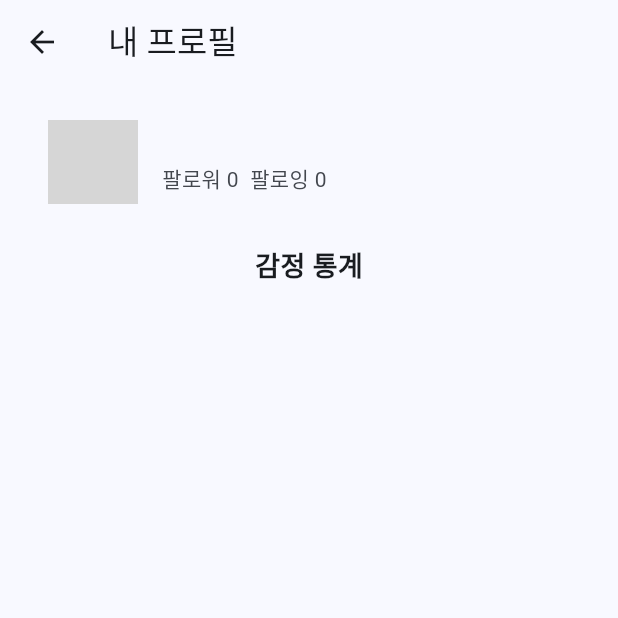
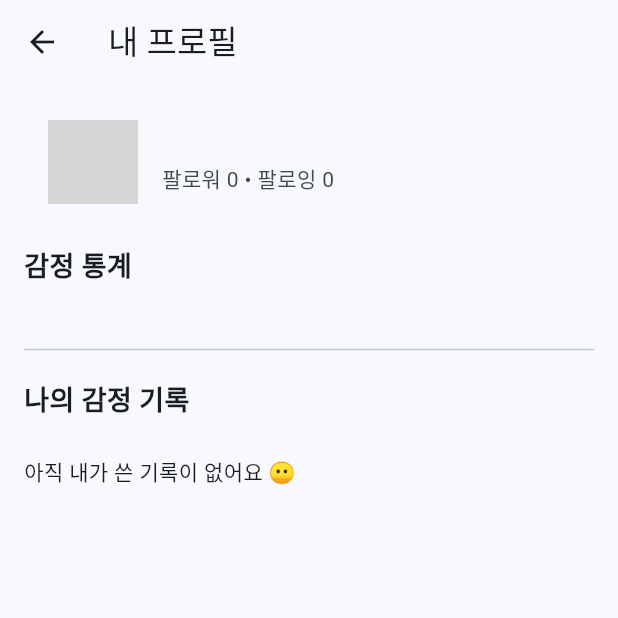
Before and after one commit to ehdgml9393-cyber/moodlog0, a Flutter app: the MyProfileScreen screen opened directly, on a phone screen of 412 x 824 dp, the top half of it. Run offline on Flutter 3.47's test engine with Material 3 defaults, Android fonts, the phone set to English and light mode, and no system bars; our stand-ins replace firebase_auth, firebase_core, google_sign_in, supabase_flutter; accounts and stored records are empty; network calls fail; grey boxes are pictures that could not be loaded.

Commit message:
프로필 기능 추가

```diff
--- a/lib/features/profile/ui/my_profile_screen.dart
+++ b/lib/features/profile/ui/my_profile_screen.dart
@@ -1,8 +1,8 @@
 import 'package:flutter/material.dart';
 import 'package:provider/provider.dart';
+import 'package:firebase_auth/firebase_auth.dart';
+import '../../../core/utils/date.dart';
 import '../viewmodel/profile_provider.dart';
-import 'package:firebase_auth/firebase_auth.dart';
-import 'followers_screen.dart';
 
 class MyProfileScreen extends StatefulWidget {
   const MyProfileScreen({super.key});
@@ -23,23 +23,28 @@ class _MyProfileScreenState extends State<MyProfileScreen> {
   Widget build(BuildContext context) {
     final provider = Provider.of<ProfileProvider>(context);
     final profile = provider.profile;
+    final records = provider.myRecords;
 
     if (provider.isLoading) {
-      return const Scaffold(body: Center(child: CircularProgressIndicator()));
+      return const Scaffold(
+        body: Center(child: CircularProgressIndicator()),
+      );
     }
 
     if (profile == null) {
-      return const Scaffold(body: Center(child: Text("프로필 정보를 불러올 수 없습니다.")));
+      return const Scaffold(
+        body: Center(child: Text("프로필 정보를 불러올 수 없습니다")),
+      );
     }
-
-    final uid = FirebaseAuth.instance.currentUser!.uid;
 
     return Scaffold(
       appBar: AppBar(title: const Text("내 프로필")),
-      body: Padding(
+      body: SingleChildScrollView(
         padding: const EdgeInsets.all(16),
         child: Column(
+          crossAxisAlignment: CrossAxisAlignment.start,
           children: [
+            // 🔹 프로필 영역
             ListTile(
               leading: CircleAvatar(
                 radius: 30,
@@ -51,51 +56,64 @@ class _MyProfileScreenState extends State<MyProfileScreen> {
                     : null,
               ),
               title: Text(profile['nickname']),
-              subtitle: Row(
-                children: [
-                  GestureDetector(
-                    onTap: () {
-                      Navigator.push(
-                        context,
-                        MaterialPageRoute(
-                          builder: (_) => FollowListScreen(
-                              userId: uid, showFollowing: false),
-                        ),
-                      );
-                    },
-                    child: Text("팔로워 ${profile['followers']}  "),
-                  ),
-                  GestureDetector(
-                    onTap: () {
-                      Navigator.push(
-                        context,
-                        MaterialPageRoute(
-                          builder: (_) => FollowListScreen(
-                              userId: uid, showFollowing: true),
-                        ),
-                      );
-                    },
-                    child: Text("팔로잉 ${profile['following']}"),
-                  ),
-                ],
+              subtitle: Text(
+                "팔로워 ${profile['followers']} • 팔로잉 ${profile['following']}",
               ),
             ),
+            const SizedBox(height: 20),
 
-            const SizedBox(height: 20),
+            // 🔹 감정 통계
             const Text(
               "감정 통계",
               style: TextStyle(fontSize: 18, fontWeight: FontWeight.bold),
             ),
             const SizedBox(height: 10),
-
             Wrap(
               spacing: 10,
               children: profile['emotion_stats'].entries.map<Widget>((e) {
-                return Chip(
-                  label: Text("${e.key} ${e.value}회"),
-                );
+                return Chip(label: Text("${e.key} ${e.value}회"));
               }).toList(),
             ),
+
+            const SizedBox(height: 24),
+            const Divider(),
+            const SizedBox(height: 12),
+
+            // 내가 쓴 감정 기록 리스트
+            const Text(
+              "나의 감정 기록",
+              style: TextStyle(fontSize: 18, fontWeight: FontWeight.bold),
+            ),
+            const SizedBox(height: 8),
+
+            if (records.isEmpty)
+              const Padding(
+                padding: EdgeInsets.symmetric(vertical: 16),
+                child: Text("아직 내가 쓴 기록이 없어요 😶"),
+              )
+            else
+              ListView.builder(
+                shrinkWrap: true,
+                physics: const NeverScrollableScrollPhysics(),
+                itemCount: records.length,
+                itemBuilder: (context, index) {
+                  final r = records[index];
+                  return Card(
+                    margin: const EdgeInsets.symmetric(vertical: 6),
+                    child: ListTile(
+                      leading: Text(
+                        r["emotion"] ?? "🙂",
+                        style: const TextStyle(fontSize: 26),
+                      ),
+                      title: Text(r["content"] ?? ""),
+                      subtitle: Text(
+                        formatDate(r["created_at"]),   // yyyy년 MM월 dd일 HH:mm
+                        style: const TextStyle(fontSize: 12),
+                      ),
+                    ),
+                  );
+                },
+              ),
           ],
         ),
       ),
--- a/lib/features/profile/ui/user_profile_screen.dart
+++ b/lib/features/profile/ui/user_profile_screen.dart
@@ -5,7 +5,7 @@ import '../viewmodel/user_profile_provider.dart';
 import 'package:firebase_auth/firebase_auth.dart';
 
 class UserProfileScreen extends StatelessWidget {
-  final String userId; // 상대 유저 id
+  final String userId;
 
   const UserProfileScreen({super.key, required this.userId});
 
--- a/lib/features/profile/viewmodel/profile_provider.dart
+++ b/lib/features/profile/viewmodel/profile_provider.dart
@@ -5,7 +5,7 @@ class ProfileProvider extends ChangeNotifier {
   final ProfileRepository _repo = ProfileRepository();
 
   Map<String, dynamic>? profile;
-  List<Map<String, dynamic>> followingUsers = [];
+  List<Map<String, dynamic>> myRecords = [];   // ✨ 내가 쓴 글들
 
   bool isLoading = false;
 
@@ -14,16 +14,12 @@ class ProfileProvider extends ChangeNotifier {
       isLoading = true;
       notifyListeners();
 
+      // 프로필 + 내 기록 둘 다 불러오기
       profile = await _repo.getProfile(userId);
+      myRecords = await _repo.getMyRecords(userId);
     } finally {
       isLoading = false;
       notifyListeners();
     }
   }
-
-
-  Future<void> loadFollowing(String userId) async {
-    followingUsers = await _repo.getFollowingUsers(userId);
-    notifyListeners();
-  }
 }
```
Also changed, not shown: lib/features/profile/data/profile_repository.dart (+9 -9 lines).
